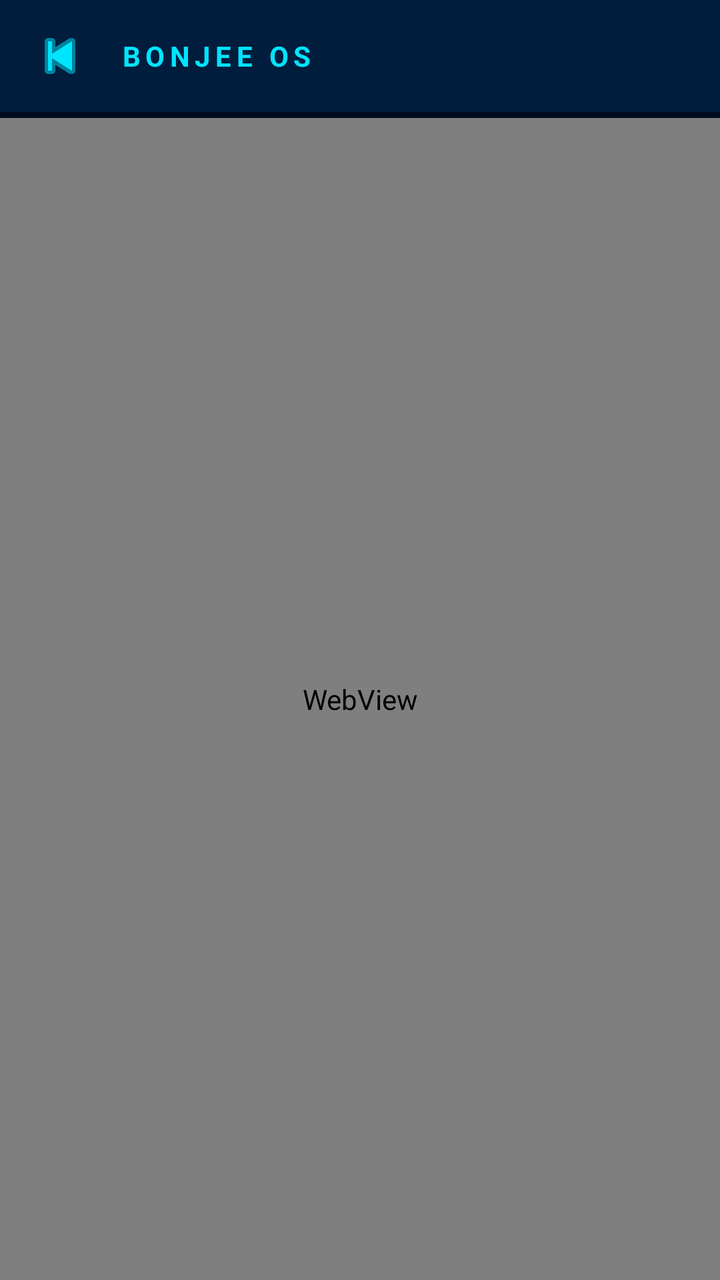
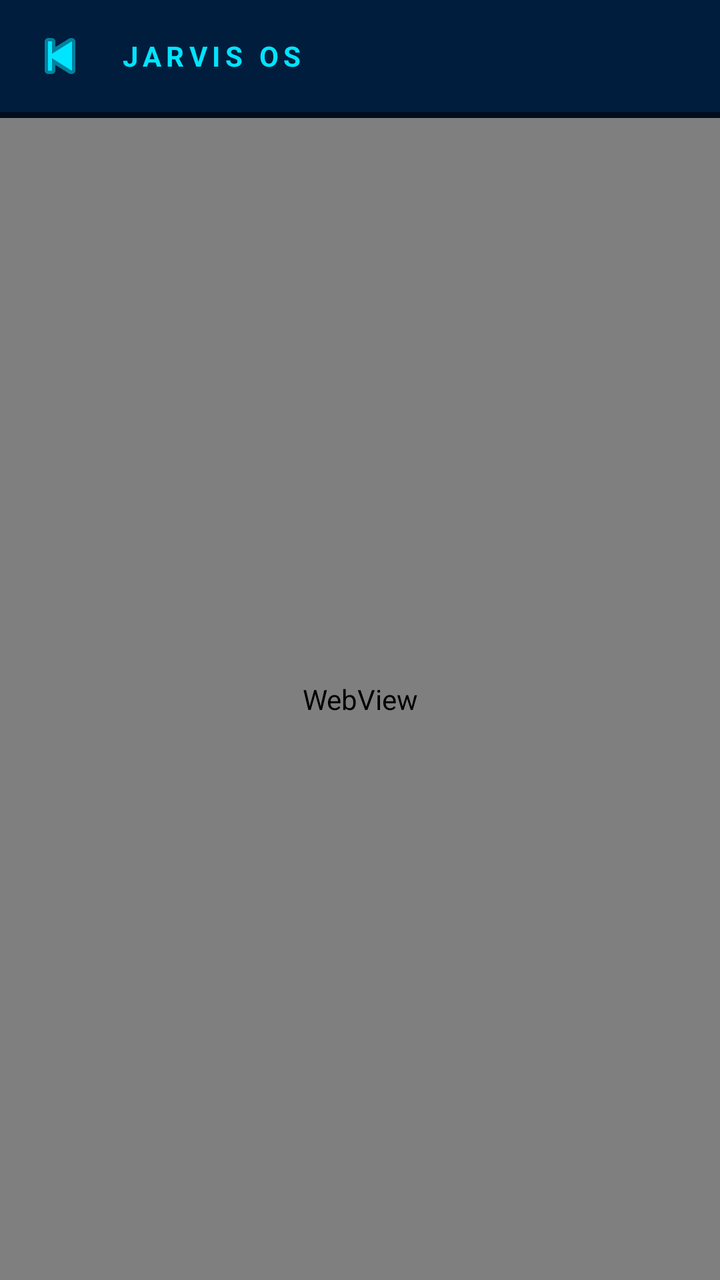

Screens rendered from an Android XML layout before and after an edit, with the pre-edit source and the edit as a unified diff.
<!-- AndroidManifest.xml: activity theme Theme.BonjeeNotifier -->
<!-- res/layout/activity_web_module.xml -->
<?xml version="1.0" encoding="utf-8"?>
<LinearLayout xmlns:android="http://schemas.android.com/apk/res/android"
    android:layout_width="match_parent"
    android:layout_height="match_parent"
    android:orientation="vertical"
    android:background="@color/bg_primary">

    <LinearLayout
        android:layout_width="match_parent"
        android:layout_height="56dp"
        android:orientation="horizontal"
        android:gravity="center_vertical"
        android:paddingStart="8dp"
        android:paddingEnd="16dp"
        android:background="@color/bg_secondary">

        <ImageButton
            android:id="@+id/btnBack"
            android:layout_width="44dp"
            android:layout_height="44dp"
            android:background="?attr/selectableItemBackgroundBorderless"
            android:src="@android:drawable/ic_media_previous"
            android:tint="@color/cyan"
            android:contentDescription="Back" />

        <TextView
            android:id="@+id/txtModuleTitle"
            android:layout_width="0dp"
            android:layout_height="wrap_content"
            android:layout_weight="1"
            android:layout_marginStart="8dp"
            android:text="BONJEE OS"
            android:textColor="@color/cyan"
            android:textSize="14sp"
            android:textStyle="bold"
            android:letterSpacing="0.18" />
    </LinearLayout>

    <ProgressBar
        android:id="@+id/progressBar"
        style="?android:attr/progressBarStyleHorizontal"
        android:layout_width="match_parent"
        android:layout_height="3dp"
        android:max="100"
        android:progressTint="@color/cyan"
        android:progressBackgroundTint="@color/bg_secondary" />

    <WebView
        android:id="@+id/webView"
        android:layout_width="match_parent"
        android:layout_height="0dp"
        android:layout_weight="1"
        android:background="@color/bg_primary" />
</LinearLayout>
<!-- resources referenced by this layout -->
<resources>
  <color name="bg_primary">#000814</color>
  <color name="bg_secondary">#001D3D</color>
  <color name="cyan">#00e5ff</color>
  <style name="Theme.BonjeeNotifier" parent="Theme.MaterialComponents.DayNight.NoActionBar">
          <item name="colorPrimary">@color/cyan</item>
          <item name="colorPrimaryVariant">@color/cyan_bright</item>
          <item name="colorOnPrimary">@color/black</item>
          <item name="colorSecondary">@color/orange</item>
          <item name="colorSecondaryVariant">@color/orange_bright</item>
          <item name="colorOnSecondary">@color/black</item>
          <item name="android:statusBarColor">@color/bg_primary</item>
          <item name="android:navigationBarColor">@color/bg_primary</item>
          <item name="android:windowBackground">@color/bg_primary</item>
          <item name="colorSurface">@color/bg_card</item>
          <item name="colorOnSurface">@color/text_primary</item>
      </style>
  <color name="cyan_bright">#18ffff</color>
  <color name="black">#FF000000</color>
  <color name="orange">#ff6f00</color>
  <color name="orange_bright">#ff9100</color>
  <color name="bg_card">#000d1a</color>
  <color name="text_primary">#e0f7fa</color>
</resources>

<!-- the commit's change to res/layout/activity_web_module.xml (unified diff, before → after) -->
@@ -29,7 +29,7 @@
             android:layout_height="wrap_content"
             android:layout_weight="1"
             android:layout_marginStart="8dp"
-            android:text="BONJEE OS"
+            android:text="JARVIS OS"
             android:textColor="@color/cyan"
             android:textSize="14sp"
             android:textStyle="bold"
